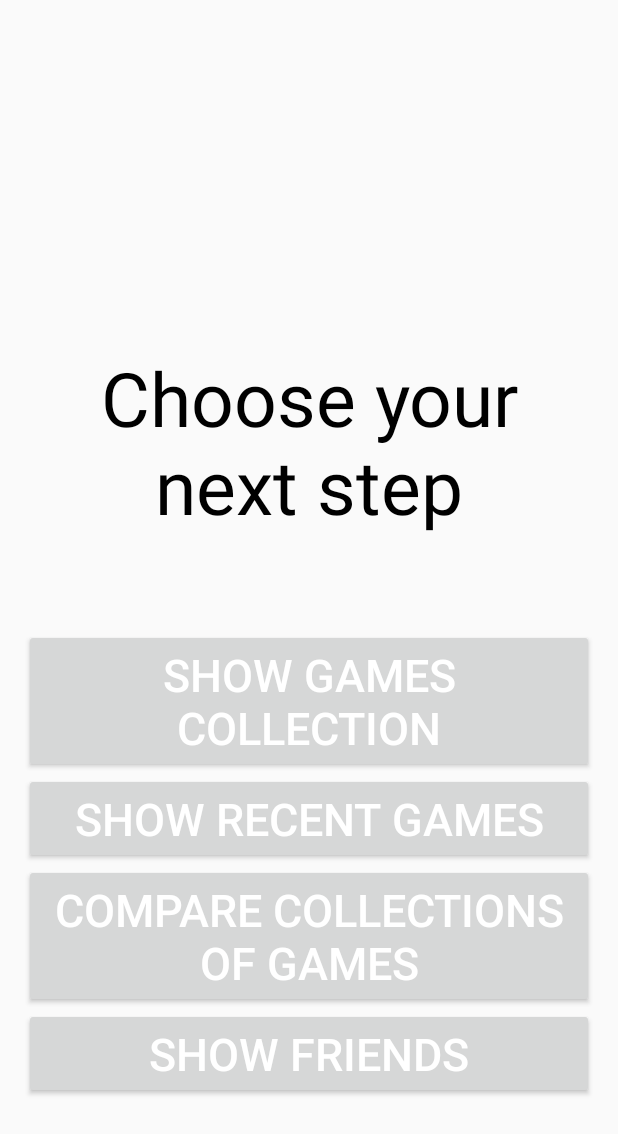
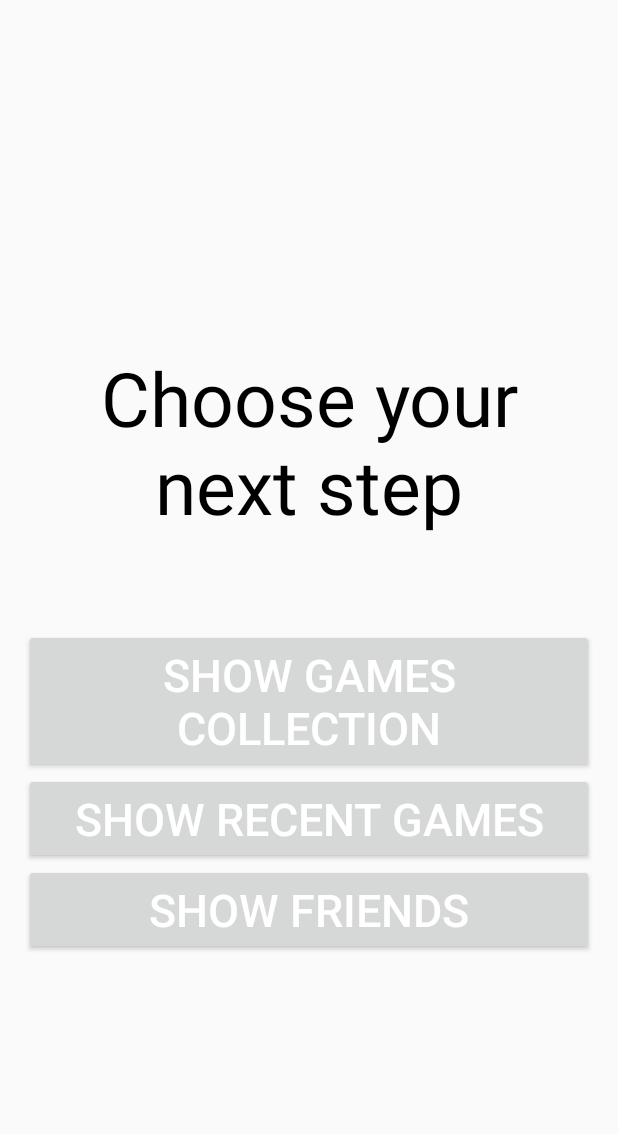
Before and after one commit to piskun-aleksei/SteamGamesCollectionAPP, an Android app: the layout activity_choose_next_step.xml on its own in the app's theme, with its tools: preview values and no code run, on a phone screen of 412 x 824 dp. Shown: the top 1134 px of the screen. Run offline under Robolectric (Android 15) with nearby library versions, the phone set to English and light mode, and no system bars.

```diff
--- a/app/src/main/res/layout/activity_choose_next_step.xml
+++ b/app/src/main/res/layout/activity_choose_next_step.xml
@@ -45,22 +45,12 @@
     <Button
         android:layout_width="wrap_content"
         android:layout_height="wrap_content"
-        android:text="Compare collections of games"
-        android:id="@+id/compare_button"
-        android:layout_below="@+id/recent_games_button"
+        android:text="Show friends"
+        android:id="@+id/friend_list_button"
         android:layout_centerHorizontal="true"
         android:textSize="30dp"
-        android:minWidth="550dp" />
-
-    <Button
-        android:layout_width="wrap_content"
-        android:layout_height="wrap_content"
-        android:text="Show friends"
-        android:id="@+id/friend_list_button"
-        android:layout_below="@+id/compare_button"
-        android:layout_centerHorizontal="true"
-        android:textSize="30dp"
-        android:minWidth="550dp" />
+        android:minWidth="550dp"
+        android:layout_below="@+id/recent_games_button" />
 
     <TextView
         android:layout_width="wrap_content"
```
Also changed, not shown: app/src/main/java/com/a_piskun/steamgamescollectionapp/ChooseNextStepActivity.java (+4 -16 lines), app/src/main/java/com/a_piskun/steamgamescollectionapp/ShowChosenListActivity.java (+6 -12 lines), app/src/main/res/layout/activity_show_chosen_list.xml (+1 -13 lines).
